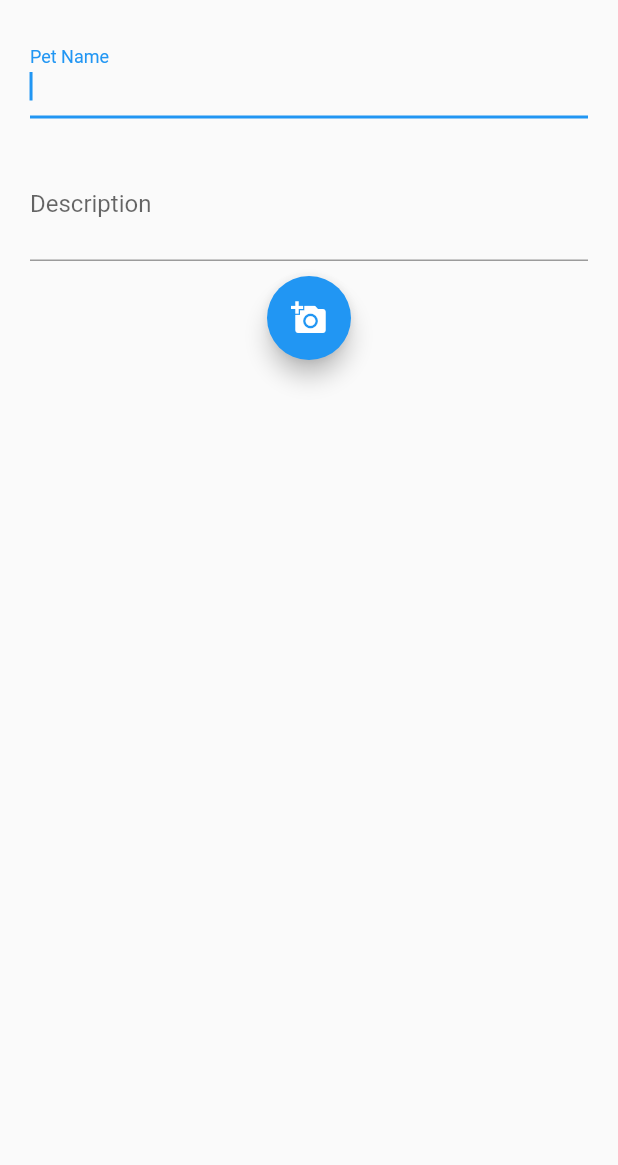
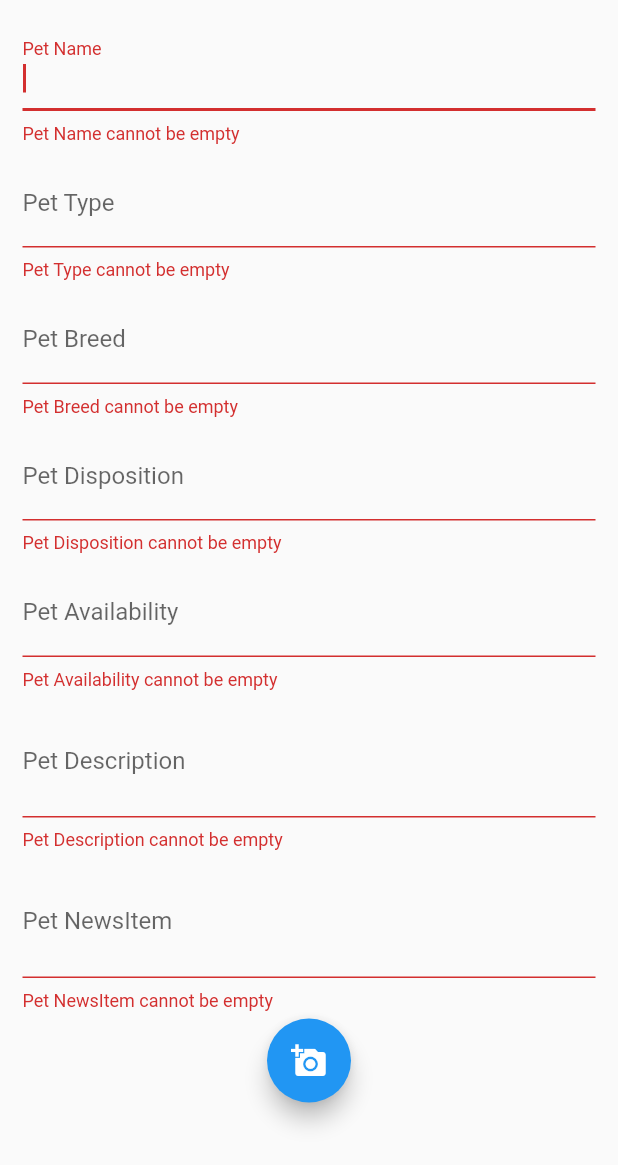
Before and after one commit to youngruiz/AdoptionHero, a Flutter app: the AddPetTabBodyWidget widget shown alone on an empty page, opened directly, after a tap on the "add a photo" icon, on a phone screen of 412 x 824 dp. Shown: the top 1165 px of the screen. Run offline on Flutter 3.47's test engine with Material 2 defaults, Android fonts, the phone set to English and light mode, and no system bars; our stand-ins replace cloud_firestore, firebase_core, firebase_storage, image_picker; missing offline and left inert: cloud_firestore_web, firebase_auth_web, firebase_core_web, firebase_storage_web, image_picker_for_web; accounts and stored records are empty.

Commit message:
Added form fields to upload data to db.

```diff
--- a/lib/screens/add_pet.dart
+++ b/lib/screens/add_pet.dart
@@ -20,6 +20,14 @@ class _AddPetTabBodyWidgetState extends State<AddPetTabBodyWidget> {
   File? image;
   final picker = ImagePicker();
 
+  String? name;
+  String? type;
+  String? breed;
+  String? disposition;
+  String? availability;
+  String? newsItem;
+  String? description;
+
   @override
   Widget build(BuildContext context) {
     return Padding(
@@ -30,21 +38,13 @@ class _AddPetTabBodyWidgetState extends State<AddPetTabBodyWidget> {
         child: Column(
           children: [
 
-          Padding(
-            padding: const EdgeInsets.all(10),
-            child: textEntryField('Pet Name')),
-
-          const Padding(
-            padding: EdgeInsets.all(10),
-            child: TextField(
-              keyboardType: TextInputType.multiline,
-              maxLines: null,
-              autofocus: true,
-              decoration: InputDecoration(
-                labelText: 'Description',
-                //border: OutlineInputBorder(),
-                contentPadding: EdgeInsets.symmetric(vertical: 20.0),),
-          )),
+            petNameField(),
+            petTypeField(),
+            petBreedField(),
+            petDispositionField(),
+            petAvailabilityField(),
+            petDescriptionField(),
+            petNewsItemField(),
 
           // RaisedButton(
           //   onPressed: () {},
@@ -55,14 +55,6 @@ class _AddPetTabBodyWidgetState extends State<AddPetTabBodyWidget> {
       )
     );
   }
-
-    Widget textEntryField(labelText){
-      return TextFormField(
-          autofocus: true,
-          decoration: InputDecoration(
-            labelText: labelText),
-      );
-    }
 
     Future getImage() async {
       final pickedFile = await picker.pickImage(source: ImageSource.gallery);
@@ -80,26 +72,189 @@ class _AddPetTabBodyWidgetState extends State<AddPetTabBodyWidget> {
     FirebaseFirestore.instance
       .collection('pets')
       .add({
-        'name': "Fido",
-        'type': "Dog",
-        'breed': "Retriever",
-        'disposition': "Chill",
-        'availability': "Available Now",
-        'description': "Chill AF",
+        'name': name,
+        'type': type,
+        'breed': breed,
+        'disposition': disposition,
+        'availability': availability,
+        'description': description,
         'userId': "userID1234567",
         'imgUrl': url,
         'liked': 0,
         'dateCreated': DateFormat.yMMMMEEEEd().format(DateTime.now()).toString(),
-        'newsItem': "NEWS"
+        'newsItem': newsItem
       });
   }
 
   Widget selectImageButton() {
     return FloatingActionButton(
       child: const Icon(Icons.add_a_photo),
-      onPressed: () {
-        uploadData();
+      onPressed: () async {
+        if(formKey.currentState!.validate()){
+          formKey.currentState!.save();
+          uploadData();
+        }
       },
     );
   }
+
+    Widget petNameField(){
+      return Padding(
+        padding: const EdgeInsets.all(5),
+        child: TextFormField(
+          autofocus: true,
+          decoration: const InputDecoration(
+            labelText: 'Pet Name'
+          ),
+          validator: (value) {
+            if(value!.isEmpty){
+              return 'Pet Name cannot be empty';
+            } else {
+              return null;
+            }
+          },
+          onSaved: (value) {
+            name = value;
+          }
+      )
+    );
+  }
+
+  Widget petTypeField(){
+    return Padding(
+      padding: const EdgeInsets.all(5),
+      child: TextFormField(
+        autofocus: true,
+        decoration: const InputDecoration(
+          labelText: 'Pet Type'
+        ),
+        validator: (value) {
+          if(value!.isEmpty){
+            return 'Pet Type cannot be empty';
+          } else {
+            return null;
+          }
+        },
+        onSaved: (value) {
+          type = value;
+        }
+      )
+    );
+  }
+
+  Widget petBreedField(){
+    return Padding(
+      padding: const EdgeInsets.all(5),
+      child: TextFormField(
+        autofocus: true,
+        decoration: const InputDecoration(
+          labelText: 'Pet Breed'
+        ),
+        validator: (value) {
+          if(value!.isEmpty){
+            return 'Pet Breed cannot be empty';
+          } else {
+            return null;
+          }
+        },
+        onSaved: (value) {
+          breed = value;
+        }
+      )
+    );
+  }
+
+  Widget petDispositionField(){
+    return Padding(
+      padding: const EdgeInsets.all(5),
+      child: TextFormField(
+        autofocus: true,
+        decoration: const InputDecoration(
+          labelText: 'Pet Disposition'
+        ),
+        validator: (value) {
+          if(value!.isEmpty){
+            return 'Pet Disposition cannot be empty';
+          } else {
+            return null;
+          }
+        },
+        onSaved: (value) {
+          disposition = value;
+        }
+      )
+    );
+  }
+
+  Widget petAvailabilityField(){
+    return Padding(
+      padding: const EdgeInsets.all(5),
+      child: TextFormField(
+        autofocus: true,
+        decoration: const InputDecoration(
+          labelText: 'Pet Availability'
+        ),
+        validator: (value) {
+          if(value!.isEmpty){
+            return 'Pet Availability cannot be empty';
+          } else {
+            return null;
+          }
+        },
+        onSaved: (value) {
+          availability = value;
+        }
+      )
+    );
+  }
+
+  Widget petDescriptionField(){
+    return Padding(
+      padding: const EdgeInsets.all(5),
+      child: TextFormField(
+        autofocus: true,
+        keyboardType: TextInputType.multiline,
+        maxLines: null,
+        decoration: const InputDecoration(
+          labelText: 'Pet Description',
+          contentPadding: EdgeInsets.symmetric(vertical: 20.0)
+        ),
+        validator: (value) {
+          if(value!.isEmpty){
+            return 'Pet Description cannot be empty';
+          } else {
+            return null;
+          }
+        },
+        onSaved: (value) {
+          description = value;
+        }
+      )
+    );
+  }
+
+    Widget petNewsItemField(){
+    return Padding(
+      padding: const EdgeInsets.all(5),
+      child: TextFormField(
+        autofocus: true,
+        keyboardType: TextInputType.multiline,
+        maxLines: null,
+        decoration: const InputDecoration(
+          labelText: 'Pet NewsItem',
+          contentPadding: EdgeInsets.symmetric(vertical: 20.0)
+        ),
+        validator: (value) {
+          if(value!.isEmpty){
+            return 'Pet NewsItem cannot be empty';
+          } else {
+            return null;
+          }
+        },
+        onSaved: (value) {
+          newsItem = value;
+        }
+      )
+    );
+  }
 }
--- a/lib/widgets/image_upload_button.dart
+++ /dev/null
@@ -1,53 +0,0 @@
-import 'dart:io';
-
-import 'package:firebase_storage/firebase_storage.dart';
-import 'package:flutter/material.dart';
-import 'package:image_picker/image_picker.dart';
-import 'package:wasteagram/screens/camera_screen.dart';
-
-class ImageUploadButton extends StatefulWidget {
-  const ImageUploadButton({ Key? key }) : super(key: key);
-
-  @override
-  State<ImageUploadButton> createState() => _ImageUploadButtonState();
-}
-
-class _ImageUploadButtonState extends State<ImageUploadButton> {
-  File? image;
-  final picker = ImagePicker();
-
-  @override
-  Widget build(BuildContext context) {
-    return selectImageButton();
-  }
-
-  Future getImage() async {
-    final pickedFile = await picker.pickImage(source: ImageSource.gallery);
-    image = File(pickedFile!.path);
-    setState(() {});
-
-    var fileName = DateTime.now().toString() + '.jpg';
-    Reference storageReference = FirebaseStorage.instance.ref().child(fileName);
-    UploadTask uploadTask = storageReference.putFile(image!);
-    await uploadTask;
-    final url = await storageReference.getDownloadURL();
-    return url;
-  }
-
-  void uploadData() async {
-    final url = await getImage();
-    Navigator.of(context)
-      .push(
-        MaterialPageRoute(builder: (context) => CameraScreen(url: url))
-      );
-  }
-
-  Widget selectImageButton() {
-    return FloatingActionButton(
-      child: const Icon(Icons.add_a_photo),
-      onPressed: () {
-        uploadData();
-      },
-    );
-  }
-}
```
